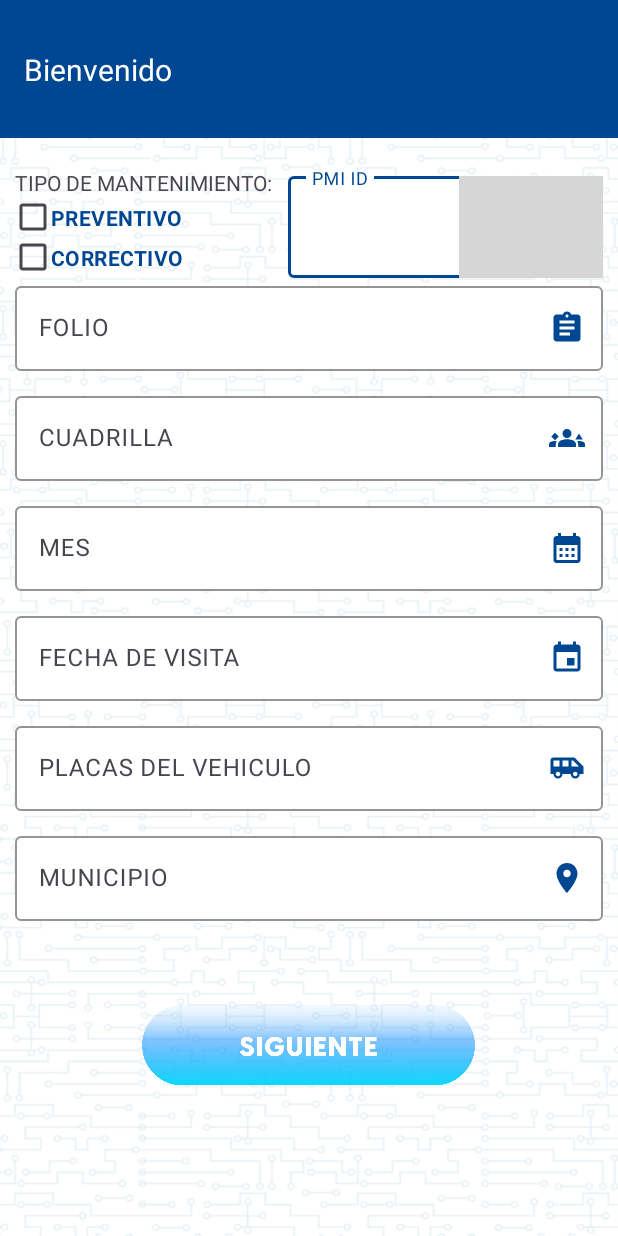
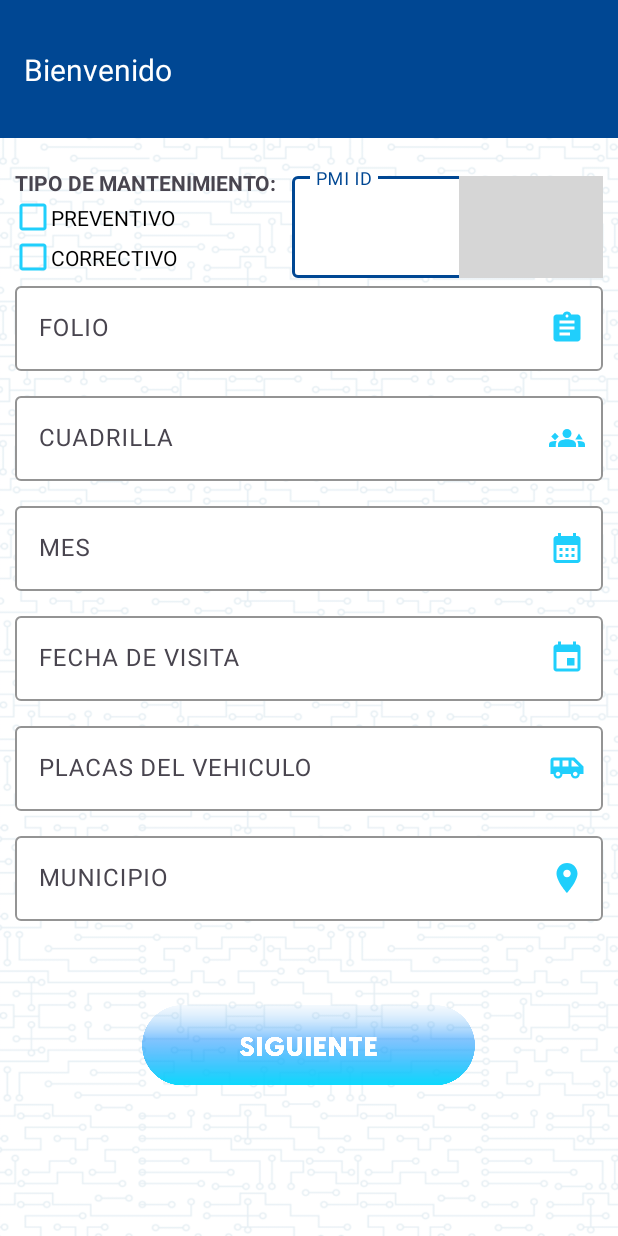
Before and after one commit to dmoffwhite/Mantenimiento, an Android app: the FormPostePMI screen opened directly, with no data from a screen before it, on a phone screen of 412 x 824 dp. Run offline under Robolectric (Android 15) with nearby library versions, the light colour scheme and no system bars; Roboto replaces fonts that are not available here; grey boxes are pictures that could not be loaded.

Commit message:
diseño del formulario del pmi hecho

```diff
--- a/app/src/main/AndroidManifest.xml
+++ b/app/src/main/AndroidManifest.xml
@@ -15,6 +15,9 @@
         android:theme="@style/Theme.Mantenimiento"
         android:usesCleartextTraffic="true"
         tools:targetApi="31">
+        <activity
+            android:name=".PostePMI"
+            android:exported="false" />
         <activity
             android:name=".FormPostePMI"
             android:exported="false" />
--- a/app/src/main/java/com/example/mantenimiento/ApiService.java
+++ b/app/src/main/java/com/example/mantenimiento/ApiService.java
@@ -1,6 +1,7 @@
 package com.example.mantenimiento;
 
 import retrofit2.Call;
+import retrofit2.http.Body;
 import retrofit2.http.Field;
 import retrofit2.http.FormUrlEncoded;
 import retrofit2.http.POST;
@@ -12,5 +13,10 @@ public interface ApiService {
             @Field("nombreU") String nombreU,
             @Field("password") String password
     );
+    @POST("api/mantenimiento/store")
+    Call<Void> storeMantenimiento(
+            @Body MantenimientoResponsePMI requestBody
+    );
+
 
 }
--- a/app/src/main/java/com/example/mantenimiento/FormPostePMI.java
+++ b/app/src/main/java/com/example/mantenimiento/FormPostePMI.java
@@ -2,13 +2,33 @@ package com.example.mantenimiento;
 
 import androidx.appcompat.app.AppCompatActivity;
 
+import android.content.Intent;
 import android.os.Bundle;
+import android.view.View;
+import android.widget.Button;
+import android.widget.ImageButton;
 
 public class FormPostePMI extends AppCompatActivity {
+
+
 
     @Override
     protected void onCreate(Bundle savedInstanceState) {
         super.onCreate(savedInstanceState);
         setContentView(R.layout.activity_form_poste_pmi);
+
+        ImageButton img = findViewById(R.id.siguiente);
+        img.setOnClickListener(new View.OnClickListener() {
+            @Override
+            public void onClick(View view) {
+                Intent intent = new Intent(FormPostePMI.this, MenuPMI.class);
+                startActivity(intent);
+
+            }
+        });
+
     }
+
+
+
 }
--- a/app/src/main/res/drawable/check_box.xml
+++ b/app/src/main/res/drawable/check_box.xml
@@ -3,7 +3,7 @@
     android:height="24dp"
     android:viewportWidth="24"
     android:viewportHeight="24"
-    android:tint="#004793">
+    android:tint="#20cffc">
   <path
       android:fillColor="@android:color/white"
       android:pathData="M19,3L5,3c-1.11,0 -2,0.9 -2,2v14c0,1.1 0.89,2 2,2h14c1.11,0 2,-0.9 2,-2L21,5c0,-1.1 -0.89,-2 -2,-2zM10,17l-5,-5 1.41,-1.41L10,14.17l7.59,-7.59L19,8l-9,9z"/>
--- a/app/src/main/res/drawable/custom_checkbox.xml
+++ b/app/src/main/res/drawable/custom_checkbox.xml
@@ -1,11 +1,6 @@
 <?xml version="1.0" encoding="utf-8"?>
 <selector xmlns:android="http://schemas.android.com/apk/res/android">
 
-    <item android:state_checked="true"
-        android:drawable="@drawable/check_box"/>
-
-    <item android:state_checked="false"
-        android:drawable="@drawable/outline_checkbox"/>
 
 
 </selector>
--- /dev/null
+++ b/app/src/main/res/drawable/image_checkbox.xml
@@ -0,0 +1,5 @@
+<?xml version="1.0" encoding="utf-8"?>
+<selector xmlns:android="http://schemas.android.com/apk/res/android">
+    <item android:state_checked="false" android:drawable="@drawable/outline_checkbox"/>
+    <item  android:state_checked="true" android:drawable="@drawable/check_box"/>
+</selector>
--- a/app/src/main/res/drawable/outline_checkbox.xml
+++ b/app/src/main/res/drawable/outline_checkbox.xml
@@ -3,7 +3,7 @@
     android:height="24dp"
     android:viewportWidth="24"
     android:viewportHeight="24"
-    android:tint="#000000">
+    android:tint="@color/principal">
   <path
       android:fillColor="@android:color/white"
       android:pathData="M19,5v14H5V5h14m0,-2H5c-1.1,0 -2,0.9 -2,2v14c0,1.1 0.9,2 2,2h14c1.1,0 2,-0.9 2,-2V5c0,-1.1 -0.9,-2 -2,-2z"/>
--- a/app/src/main/res/layout/activity_form_poste_pmi.xml
+++ b/app/src/main/res/layout/activity_form_poste_pmi.xml
@@ -50,7 +50,7 @@
 
         <LinearLayout
             android:layout_width="wrap_content"
-            android:layout_height="match_parent"
+            android:layout_height="wrap_content"
             android:layout_marginRight="10sp"
             android:gravity="center"
             android:orientation="vertical">
@@ -60,17 +60,19 @@
                 android:id="@+id/textView4"
                 android:layout_width="match_parent"
                 android:layout_height="wrap_content"
-                android:text="TIPO DE MANTENIMIENTO:" />
+                android:text="TIPO DE MANTENIMIENTO:"
+
+
+                android:textStyle="bold"/>
 
             <CheckBox
                 android:id="@+id/preventivo"
                 android:layout_width="match_parent"
                 android:layout_height="27dp"
                 android:text="PREVENTIVO"
-                android:textColor="@color/principal"
-                android:button="@drawable/custom_checkbox"
-                android:textStyle="bold"
-                app:useMaterialThemeColors="false"
+                android:buttonTint="@color/azul_cierlo_fuerte"
+                android:theme="@style/colored_checkBox"
+                android:button="@drawable/image_checkbox"
                 />
 
             <CheckBox
@@ -78,9 +80,9 @@
                 android:layout_width="match_parent"
                 android:layout_height="26dp"
                 android:text="CORRECTIVO"
-                android:textColor="@color/principal"
-                android:button="@drawable/custom_checkbox"
-                android:textStyle="bold"
+                android:buttonTint="@color/azul_cierlo_fuerte"
+                android:theme="@style/colored_checkBox"
+                android:button="@drawable/image_checkbox"
                 />
 
         </LinearLayout>
@@ -97,17 +99,19 @@
                 android:layout_width="match_parent"
                 android:layout_height="match_parent"
                 app:endIconMode="custom"
-                app:endIconTint="@color/principal"
+                app:endIconTint="@color/azul_cierlo_fuerte"
                 app:endIconDrawable="@drawable/id"
                 app:endIconContentDescription="Ingresa id"
                 app:boxStrokeColor="@color/principal"
                 android:hint="PMI ID"
                 app:boxBackgroundColor="@color/white"
                 app:hintTextColor="@color/principal"
+                android:gravity="center"
                 >
 
                 <com.google.android.material.textfield.TextInputEditText
                     android:layout_width="match_parent"
+
                     android:layout_height="wrap_content"
                     android:maxLines="1"
                     android:imeOptions="actionNext"
@@ -148,7 +152,7 @@
                 android:layout_width="match_parent"
                 android:layout_height="match_parent"
                 app:endIconMode="custom"
-                app:endIconTint="@color/principal"
+                app:endIconTint="@color/azul_cierlo_fuerte"
                 app:endIconDrawable="@drawable/folio"
                 app:endIconContentDescription="Ingresa folio"
                 app:boxStrokeColor="@color/principal"
@@ -193,7 +197,7 @@
                 android:layout_width="match_parent"
                 android:layout_height="match_parent"
                 app:endIconMode="custom"
-                app:endIconTint="@color/principal"
+                app:endIconTint="@color/azul_cierlo_fuerte"
                 app:endIconDrawable="@drawable/cuadrilla"
                 app:endIconContentDescription="Ingresa cuadrilla"
                 app:boxStrokeColor="@color/principal"
@@ -240,7 +244,7 @@
 
 
                 app:endIconMode="custom"
-                app:endIconTint="@color/principal"
+                app:endIconTint="@color/azul_cierlo_fuerte"
                 app:endIconDrawable="@drawable/calendar"
                 app:endIconContentDescription="Selecciona mes"
                 app:boxStrokeColor="@color/principal"
@@ -283,7 +287,7 @@
                 android:layout_width="match_parent"
                 android:layout_height="match_parent"
                 app:endIconMode="custom"
-                app:endIconTint="@color/principal"
+                app:endIconTint="@color/azul_cierlo_fuerte"
                 app:endIconDrawable="@drawable/visita"
                 app:endIconContentDescription="Selecciona fecha"
                 app:boxStrokeColor="@color/principal"
@@ -326,7 +330,7 @@
                 android:layout_width="match_parent"
                 android:layout_height="match_parent"
                 app:endIconMode="custom"
-                app:endIconTint="@color/principal"
+                app:endIconTint="@color/azul_cierlo_fuerte"
                 app:endIconDrawable="@drawable/carro"
                 app:endIconContentDescription="Inserte placas"
                 app:boxStrokeColor="@color/principal"
@@ -369,7 +373,7 @@
                 android:layout_width="match_parent"
                 android:layout_height="match_parent"
                 app:endIconMode="custom"
-                app:endIconTint="@color/principal"
+                app:endIconTint="@color/azul_cierlo_fuerte"
                 app:endIconDrawable="@drawable/municipio"
                 app:endIconContentDescription="Seleccione municipio"
                 app:boxStrokeColor="@color/principal"
@@ -390,7 +394,7 @@
     </LinearLayout>
 
     <ImageButton
-        android:id="@+id/imageButton"
+        android:id="@+id/siguiente"
         android:layout_width="222dp"
         android:layout_height="63dp"
         android:layout_marginTop="40dp"
--- /dev/null
+++ b/app/src/main/res/values/styles.xml
@@ -0,0 +1,18 @@
+<?xml version="1.0" encoding="utf-8"?>
+<resources>
+    <style name="MyCardViewStyle">
+        <item name="cardElevation">10dp</item> <!-- Elevation value -->
+        <item name="cardBackgroundColor">@color/azul_cierlo_fuerte</item> <!-- Background color -->
+    </style>
+
+    <style name="colored_checkBox" parent="Theme.Design.Light">
+        <item name="colorAccent">@android:color/holo_blue_dark</item>
+        <item name="android:textColorSecondary">@android:color/darker_gray</item>
+    </style>
+
+
+
+
+
+
+</resources>
```
Also changed, not shown: app/src/main/java/com/example/mantenimiento/MantenimientoResponsePMI.java (added, +95 -0 lines), app/src/main/java/com/example/mantenimiento/MenuPMI.java (+17 -0 lines), app/src/main/java/com/example/mantenimiento/PostePMI.java (added, +14 -0 lines), app/src/main/res/layout/activity_menu_pmi.xml (+21 -23 lines), app/src/main/res/layout/activity_poste_pmi.xml (added, +190 -0 lines).
